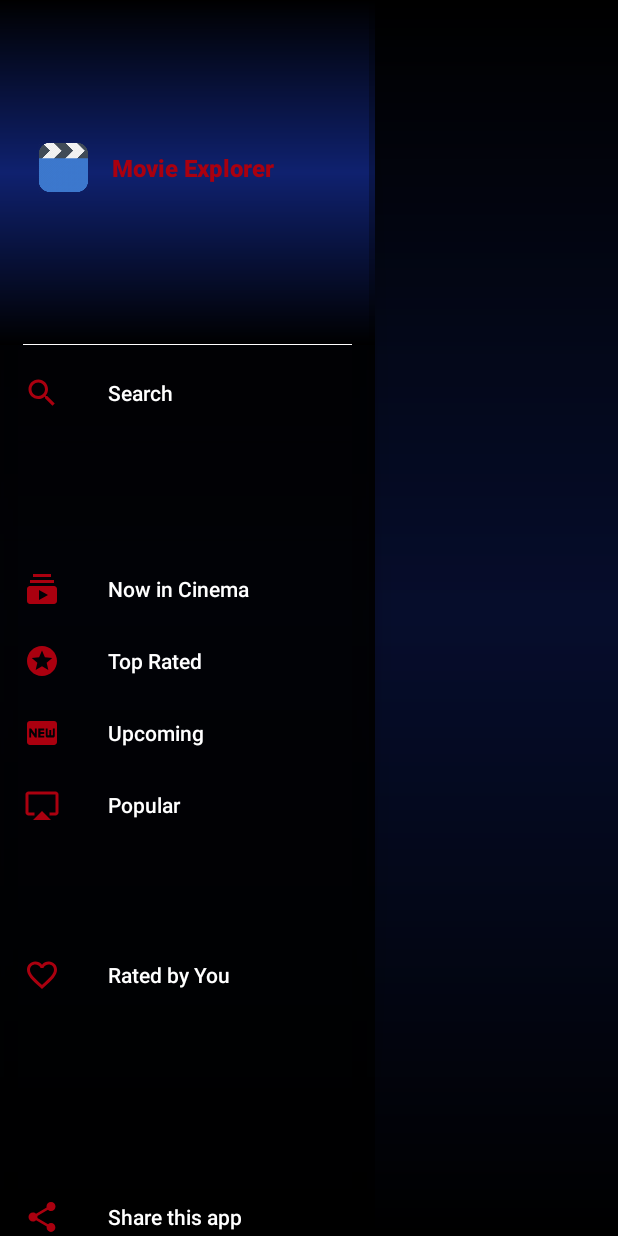
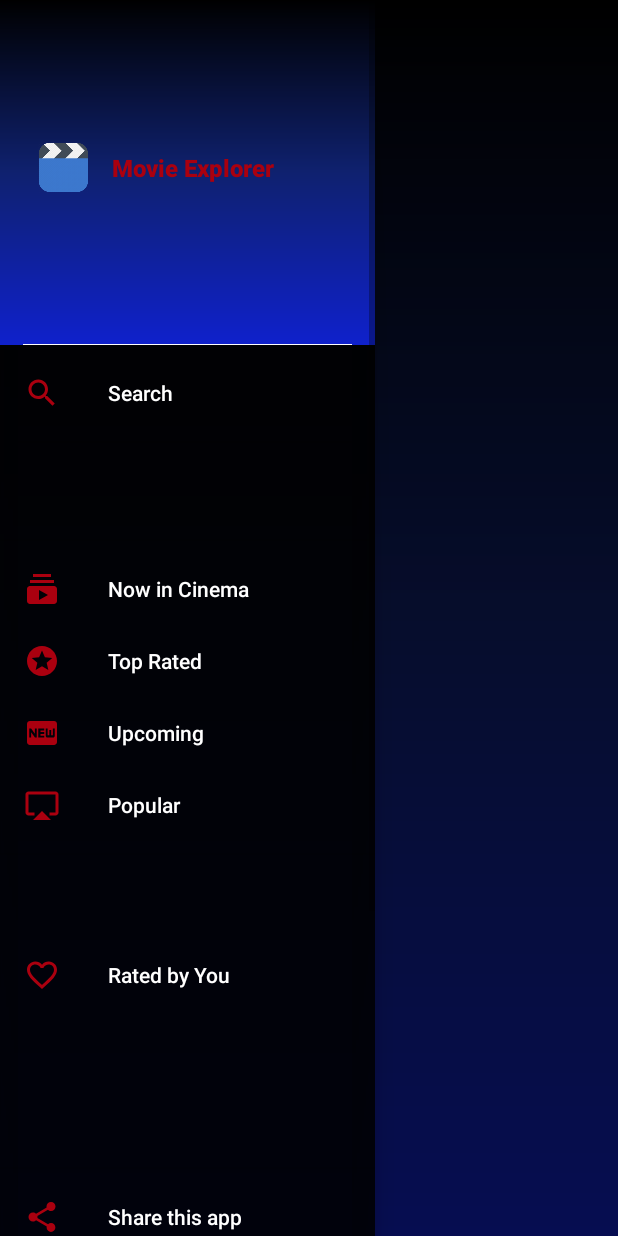
Before and after one commit to unix14/TheMovieDB, an Android app: the MainActivity screen opened directly, with no data from a screen before it, with the side drawer open, on a phone screen of 412 x 824 dp. Run offline under Robolectric (Android 15) with nearby library versions, the phone set to English and light mode, and no system bars; our stand-ins replace AdMob; libraries missing offline, so code that uses them is left out: com.emmanuelkehinde.shutdown, com.jakewharton.retrofit2, com.thefinestartist.finestwebview; pictures from the network do not load; 11 statements that could not run were skipped.

Commit message:
redesign some colors

```diff
--- a/app/src/main/java/com/triPcups/android/themoviedb/features/MainActivity.kt
+++ b/app/src/main/java/com/triPcups/android/themoviedb/features/MainActivity.kt
@@ -378,8 +378,8 @@ class MainActivity : AppCompatActivity(), MovieListFragment.MovieListFragmentLis
     }
 
     override fun onSearchFailed() {
-        binding.mainActListHeaderView.closeSearchField()
-        KeyboardUtil.hideKeyboard(this)
+//        binding.mainActListHeaderView.closeSearchField()
+//        KeyboardUtil.hideKeyboard(this)
     }
 
     private fun onPopularMoviesClick() {
--- a/app/src/main/res/drawable/background_gradient.xml
+++ b/app/src/main/res/drawable/background_gradient.xml
@@ -4,7 +4,7 @@
 
     <gradient
             android:angle="90"
-            android:startColor="@color/black"
+            android:startColor="@color/light_blue"
             android:centerColor="@color/dark_blue"
             android:endColor="@color/black"
             android:type="linear"/>
--- a/app/src/main/res/drawable/ic_play.xml
+++ b/app/src/main/res/drawable/ic_play.xml
@@ -1,5 +1,5 @@
-<vector android:height="48dp" android:tint="@color/colorPrimaryDark"
+<vector android:height="69dp" android:tint="@color/colorPrimaryDark"
     android:viewportHeight="24" android:viewportWidth="24"
-    android:width="48dp" xmlns:android="http://schemas.android.com/apk/res/android">
+    android:width="69dp" xmlns:android="http://schemas.android.com/apk/res/android">
     <path android:fillColor="@android:color/white" android:pathData="M12,2C6.48,2 2,6.48 2,12s4.48,10 10,10s10,-4.48 10,-10S17.52,2 12,2zM9.5,16.5v-9l7,4.5L9.5,16.5z"/>
 </vector>
--- a/app/src/main/res/drawable/ic_share.xml
+++ b/app/src/main/res/drawable/ic_share.xml
@@ -1,4 +1,4 @@
-<vector android:height="24dp" android:tint="#A60414"
+<vector android:height="24dp" android:tint="@color/light_yellow"
     android:viewportHeight="24.0" android:viewportWidth="24.0"
     android:width="24dp" xmlns:android="http://schemas.android.com/apk/res/android">
     <path android:fillColor="#FF000000" android:pathData="M18,16.08c-0.76,0 -1.44,0.3 -1.96,0.77L8.91,12.7c0.05,-0.23 0.09,-0.46 0.09,-0.7s-0.04,-0.47 -0.09,-0.7l7.05,-4.11c0.54,0.5 1.25,0.81 2.04,0.81 1.66,0 3,-1.34 3,-3s-1.34,-3 -3,-3 -3,1.34 -3,3c0,0.24 0.04,0.47 0.09,0.7L8.04,9.81C7.5,9.31 6.79,9 6,9c-1.66,0 -3,1.34 -3,3s1.34,3 3,3c0.79,0 1.5,-0.31 2.04,-0.81l7.12,4.16c-0.05,0.21 -0.08,0.43 -0.08,0.65 0,1.61 1.31,2.92 2.92,2.92 1.61,0 2.92,-1.31 2.92,-2.92s-1.31,-2.92 -2.92,-2.92z"/>
--- a/app/src/main/res/layout/activity_splash.xml
+++ b/app/src/main/res/layout/activity_splash.xml
@@ -54,6 +54,7 @@
             style="@style/MovieDetailsSubTitleStyle"
             android:layout_width="wrap_content"
             android:layout_height="wrap_content"
+            android:textColor="@color/white"
             android:text="Created by " />
 
         <ImageView
--- a/app/src/main/res/layout/movie_details_fragment.xml
+++ b/app/src/main/res/layout/movie_details_fragment.xml
@@ -21,7 +21,7 @@
             android:layout_width="match_parent"
             android:layout_height="match_parent"
             android:fitsSystemWindows="true"
-            app:contentScrim="@color/dark_red"
+            app:contentScrim="@color/light_yellow"
             app:expandedTitleMarginEnd="85dp"
             app:expandedTitleMarginStart="45dp"
             app:layout_scrollFlags="scroll|snap">
@@ -197,6 +197,7 @@
                     android:gravity="center"
                     android:paddingTop="5dp"
                     android:paddingBottom="5dp"
+                    android:textAllCaps="false"
                     android:textColor="@color/white"
                     android:text="@string/movie_details_frag_share_movie" />
 
@@ -310,7 +311,7 @@
                     android:layout_marginBottom="20dp"
                     android:padding="15dp"
                     android:text="@string/movie_details_frag_rate"
-                    android:textColor="@color/dark_red"
+                    android:textColor="@color/white"
                     android:visibility="gone" />
 
                 <View
--- a/app/src/main/res/layout/movie_list_item.xml
+++ b/app/src/main/res/layout/movie_list_item.xml
@@ -69,7 +69,7 @@
             android:layout_gravity="end"
             android:padding="10dp"
             android:drawableEnd="@drawable/ic_arrow_forward_small"
-            android:drawableTint="@color/dark_red"
+            android:drawableTint="@color/light_yellow"
             android:gravity="center"
             android:drawablePadding="4dp"
             android:text="@string/movie_list_frag_read_more" />
```
Also changed, not shown: app/src/main/res/values/styles.xml (+6 -6 lines).
